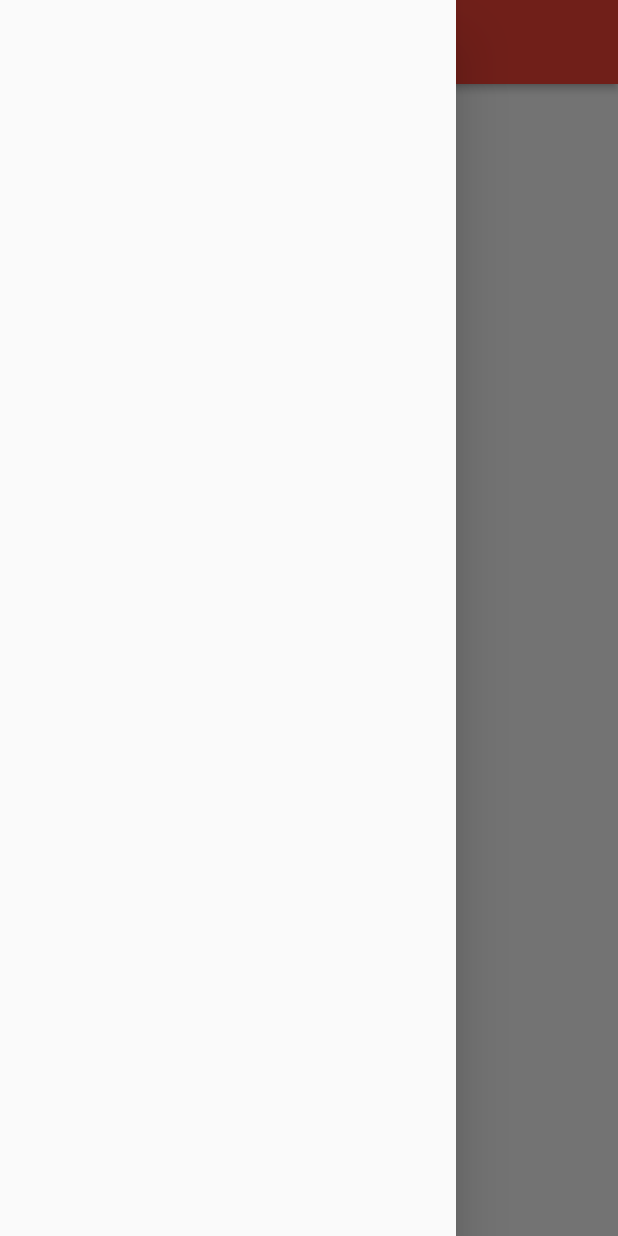
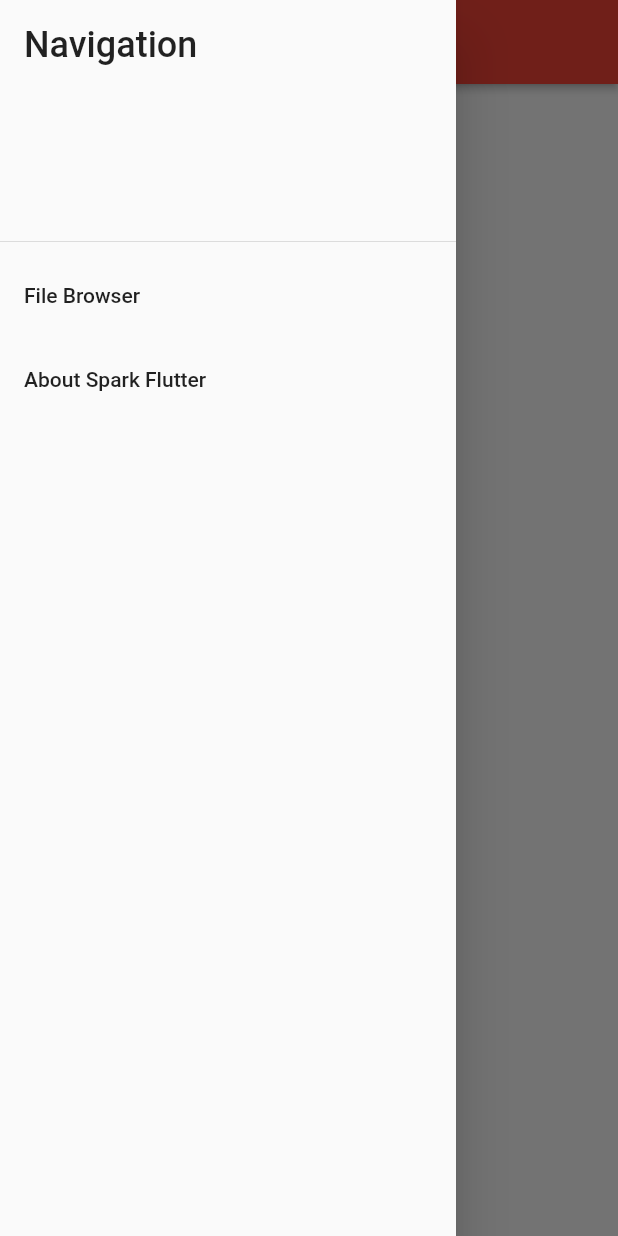
Before and after one commit to PhotonRayleigh/flutter_data_editor, a Flutter app: the screen it shows after launch, with the side drawer open, on a phone screen of 412 x 824 dp. Run offline on Flutter 3.47's test engine with Material 2 defaults, Android fonts, the phone set to English and light mode, and no system bars; our stand-ins replace get, tuple; missing offline and left inert: spark_lib.

Commit message:
Browser works on Win and Android. Full navigation is supported with nav arrows and path input.
Todo: list interactivity.

```diff
--- a/lib/app/app.dart
+++ b/lib/app/app.dart
@@ -3,17 +3,20 @@ import 'package:get/get.dart';
 import 'app_system_manager.dart';
 import 'theme/base_theme.dart';
 import 'screens/home.dart';
+import 'widgets/shift_right_fixer.dart';
 
 class App extends StatelessWidget {
   static const String appTitle = "Spark Data Editor";
 
   @override
   Widget build(BuildContext context) {
-    return AppSystemManager(
-      child: GetMaterialApp(
-        title: appTitle,
-        theme: baseTheme,
-        home: Home(),
+    return ShiftRightFixer(
+      child: AppSystemManager(
+        child: GetMaterialApp(
+          title: appTitle,
+          theme: baseTheme,
+          home: Home(),
+        ),
       ),
     );
   }
--- a/lib/app/screens/home.dart
+++ b/lib/app/screens/home.dart
@@ -1,23 +1,44 @@
 import 'package:flutter/material.dart';
+import 'package:data_editor/app/widgets/nav_drawer.dart';
+import 'dart:io';
+import 'package:spark_lib/utility/print_env.dart';
+import 'package:path_provider/path_provider.dart';
 
 class Home extends StatelessWidget {
   @override
   Widget build(BuildContext context) {
     return Scaffold(
       body: Center(
-        child: Container(
-          child: Text("Welcome"),
-          decoration: BoxDecoration(
-            color: Colors.pinkAccent.shade100,
-            border: Border.all(width: 4, color: Colors.black87),
-          ),
+        child: Column(
+          children: [
+            Container(
+              child: TextButton(
+                child: Text("Print Env Vars"),
+                onPressed: () {
+                  print_env_vars();
+                },
+              ),
+              decoration: BoxDecoration(
+                color: Colors.pinkAccent.shade100,
+                border: Border.all(width: 4, color: Colors.black87),
+              ),
+            ),
+            ElevatedButton(
+                onPressed: () async {
+                  print("Temp: ${Directory.systemTemp.path}");
+                  print("Current: ${Directory.current.path}");
+                  var val = await getApplicationDocumentsDirectory();
+                  print("Docs: ${val.path}");
+                },
+                child: Text("Print FS locs"))
+          ],
         ),
       ),
       appBar: AppBar(
         elevation: 2,
         title: Text("Data Editor"),
       ),
-      drawer: Drawer(),
+      drawer: NavDrawer(),
     );
   }
 }
--- /dev/null
+++ b/lib/app/widgets/nav_drawer.dart
@@ -0,0 +1,70 @@
+import 'package:flutter/material.dart';
+import 'package:tuple/tuple.dart';
+import 'package:get/get.dart';
+import 'package:data_editor/app/screens/file_browser.dart';
+
+class NavDrawer extends StatefulWidget {
+  @override
+  _NavDrawerState createState() => _NavDrawerState();
+}
+
+class _NavDrawerState extends State<NavDrawer> {
+  static final List<Tuple2<String, Widget>> _navList =
+      <Tuple2<String, Widget>>[];
+  static bool _navInitialized = false;
+
+  _NavDrawerState() {
+    if (!_navInitialized) {
+      _navList.add(Tuple2<String, Widget>('File Browser', FileBrowser()));
+      _navInitialized = true;
+    }
+  }
+
+  void _nav(int viewNumber) {
+    print('$viewNumber');
+    Get.to(() => _navList[viewNumber].item2, routeName: "File Browser");
+    // Navigator.of(context)
+    //     .push(MaterialPageRoute<void>(builder: (BuildContext context) {
+    //   var target = _navList[viewNumber].item2;
+    //   if (target is ShopperProvider) {
+    //     target.prevContext = context;
+    //   }
+    //   return target;
+    // }));
+  }
+
+  List<ListTile> _buildNavTiles() {
+    var navTiles = <ListTile>[];
+    int i = 0;
+    for (var item in _navList) {
+      var temp = i;
+      navTiles.add(ListTile(
+        title: Text(item.item1),
+        onTap: () => _nav(temp),
+      ));
+      i++;
+    }
+    return navTiles;
+  }
+
+  @override
+  Widget build(BuildContext context) {
+    return Drawer(
+      child: ListView(
+        children: [
+          DrawerHeader(
+            child: Text(
+              'Navigation',
+              style: TextStyle(fontSize: 24),
+            ),
+          ),
+          for (var i in _buildNavTiles()) i,
+          AboutListTile(
+            applicationName: 'Spark Flutter',
+            applicationVersion: '0.0.1',
+          )
+        ],
+      ),
+    );
+  }
+}
--- /dev/null
+++ b/lib/app/widgets/shift_right_fixer.dart
@@ -0,0 +1,28 @@
+import 'package:flutter/widgets.dart';
+import 'package:flutter/services.dart';
+
+// Fix for bug where right shift button acts like caps lock.
+// Issue and solution described here: https://github.com/flutter/flutter/issues/75675
+class ShiftRightFixer extends StatefulWidget {
+  ShiftRightFixer({required this.child});
+  final Widget child;
+  @override
+  State<StatefulWidget> createState() => _ShiftRightFixerState();
+}
+
+class _ShiftRightFixerState extends State<ShiftRightFixer> {
+  final FocusNode focus =
+      FocusNode(skipTraversal: true, canRequestFocus: false);
+  @override
+  Widget build(BuildContext context) {
+    return Focus(
+      focusNode: focus,
+      onKey: (_, RawKeyEvent event) {
+        return event.physicalKey == PhysicalKeyboardKey.shiftRight
+            ? KeyEventResult.handled
+            : KeyEventResult.ignored;
+      },
+      child: widget.child,
+    );
+  }
+}
--- a/pubspec.yaml
+++ b/pubspec.yaml
@@ -27,6 +27,9 @@ dependencies:
     path: ../spark_lib
   get:
   quiver: ^3.0.1
+  tuple: ^2.0.0
+  path: ^1.8.0
+  path_provider: ^2.0.2
 
 
   # The following adds the Cupertino Icons font to your application.
```
Also changed, not shown: lib/app/controllers/filesystem_controller.dart (added, +149 -0 lines), lib/app/screens/file_browser.dart (added, +211 -0 lines), pubspec.lock.
